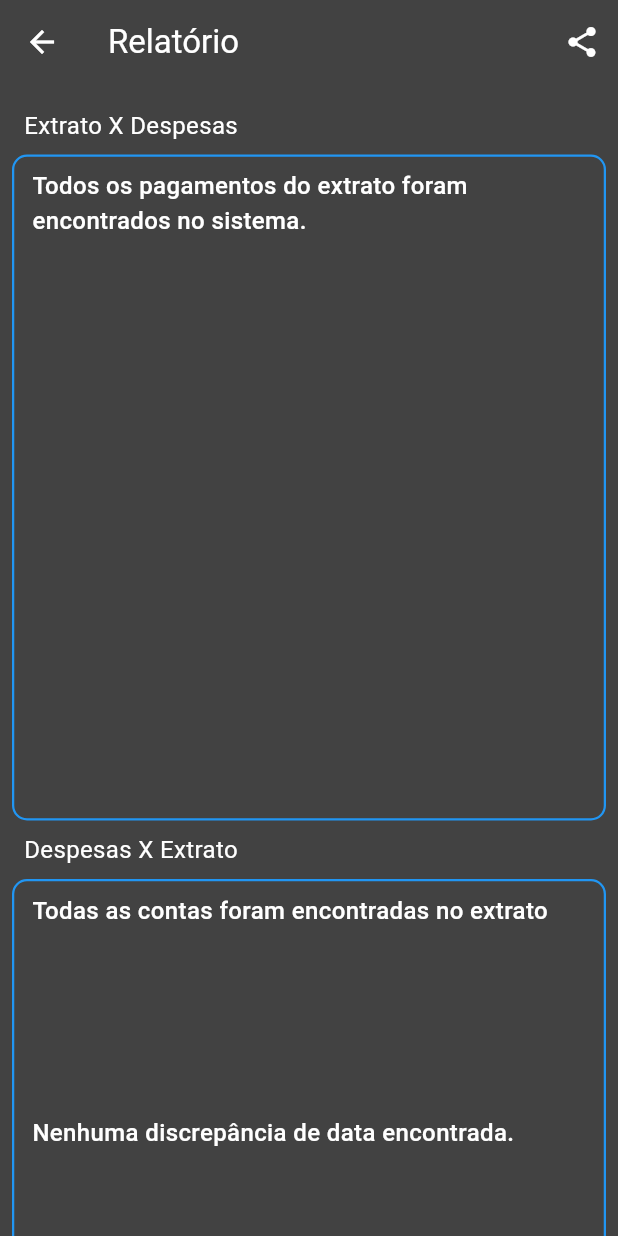
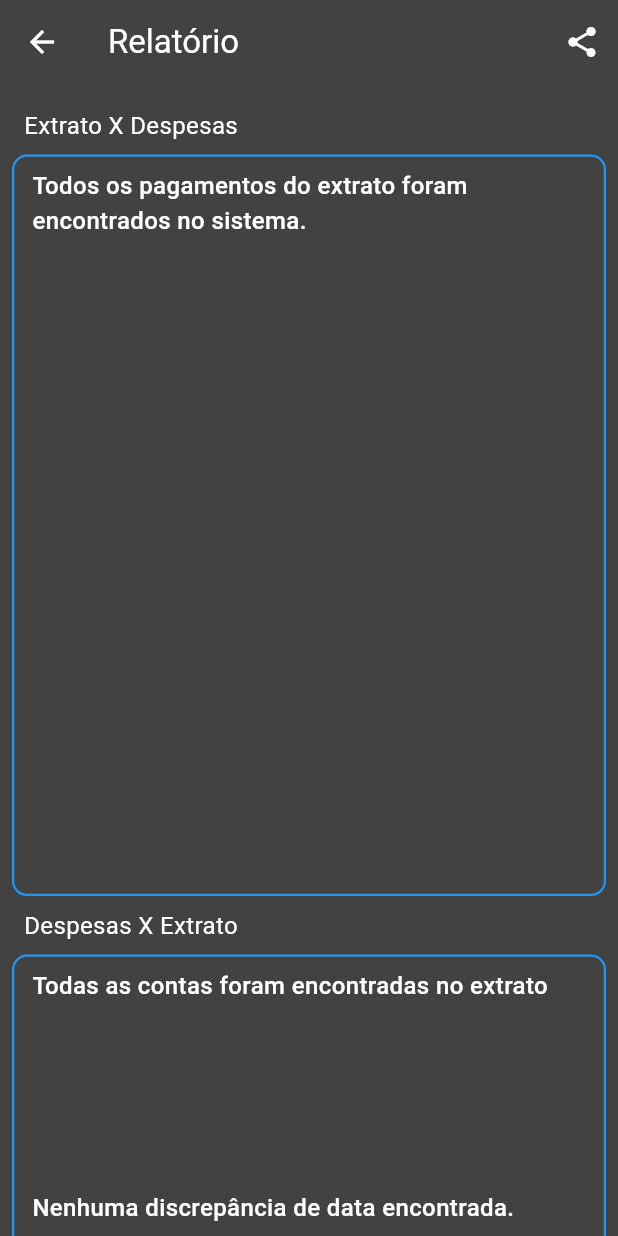
Before and after one commit to andrcfs/bank_check, a Flutter app: the Report screen opened directly with empty values, on a phone screen of 412 x 824 dp. Run offline on Flutter 3.47's test engine with Material 3 defaults, Android fonts, the phone set to English and light mode, and no system bars; our stand-ins replace file_picker, pdf, printing; missing offline and left inert: excel.

Commit message:
-screen size acessibility -pdf line height change

```diff
--- a/lib/src/widgets/pdf_view.dart
+++ b/lib/src/widgets/pdf_view.dart
@@ -159,7 +159,8 @@ pw.Widget contentTable(String dataTitle, Map<String, dynamic> result) {
       color: PdfColors.blue,
     ),
     headerHeight: 25,
-    cellHeight: 20,
+    cellHeight: 10,
+    cellPadding: const pw.EdgeInsets.symmetric(vertical: 1),
     cellAlignments: {
       0: pw.Alignment.centerLeft,
       1: pw.Alignment.centerLeft,
--- a/lib/src/widgets/report.dart
+++ b/lib/src/widgets/report.dart
@@ -3,6 +3,7 @@ import 'dart:ui';
 import 'package:bank_check/src/variables.dart';
 import 'package:bank_check/src/widgets/pdf_view.dart';
 import 'package:flutter/material.dart';
+import 'package:printing/printing.dart';
 
 class Report extends StatelessWidget {
   const Report({
@@ -25,23 +26,24 @@ class Report extends StatelessWidget {
                     .toString()
                     .replaceAll('.xlsx', '')
                     .replaceAll(' ', '');
-                print(name);
-                /* await Printing.sharePdf(
+
+                await Printing.sharePdf(
                     bytes: await generatePdf('Relatório', result),
-                    filename: 'relatorio-$name.pdf'); */
-                Navigator.of(context).push(
+                    filename: 'relatorio-$name.pdf');
+                /* Navigator.of(context).push(
                   MaterialPageRoute(
                     builder: (context) => PdfView(
                       result: result,
                     ),
                   ),
-                );
+                ); */
               }),
         ],
       ),
       body: SingleChildScrollView(
         child: Padding(
-          padding: const EdgeInsets.all(8.0),
+          padding: EdgeInsets.all(
+              MediaQuery.of(context).size.height > 570 ? 8.0 : 4),
           child: Column(
             children: [
               const Align(
@@ -58,10 +60,12 @@ class Report extends StatelessWidget {
                 ),
               ),
               Container(
-                height: MediaQuery.of(context).size.height - 380,
+                height: MediaQuery.of(context).size.height * 0.6,
                 width: MediaQuery.of(context).size.width - 16,
-                padding:
-                    const EdgeInsets.symmetric(vertical: 8.0, horizontal: 12.0),
+                padding: EdgeInsets.symmetric(
+                    vertical:
+                        MediaQuery.of(context).size.height > 570 ? 8.0 : 4,
+                    horizontal: 12.0),
                 decoration: BoxDecoration(
                   border: Border.all(
                     color: Colors.blue,
@@ -89,8 +93,10 @@ class Report extends StatelessWidget {
                           ),
                           textAlign: TextAlign.start,
                         ),
-                        const SizedBox(
-                          height: 8.0,
+                        SizedBox(
+                          height: MediaQuery.of(context).size.height > 570
+                              ? 8.0
+                              : 4,
                         ),
                         Row(
                           mainAxisAlignment: MainAxisAlignment.spaceBetween,
@@ -103,11 +109,13 @@ class Report extends StatelessWidget {
                                     ]
                                   : [],
                         ),
-                        const SizedBox(
-                          height: 4.0,
+                        SizedBox(
+                          height: MediaQuery.of(context).size.height > 570
+                              ? 4.0
+                              : 2,
                         ),
                         SizedBox(
-                          height: MediaQuery.of(context).size.height - 518,
+                          height: MediaQuery.of(context).size.height * 0.39,
                           width: MediaQuery.of(context).size.width,
                           child: ListView.builder(
                             restorationId: 'missingPayments',
@@ -147,8 +155,10 @@ class Report extends StatelessWidget {
                             },
                           ),
                         ),
-                        const SizedBox(
-                          height: 4.0,
+                        SizedBox(
+                          height: MediaQuery.of(context).size.height > 570
+                              ? 4.0
+                              : 2,
                         ),
                         Align(
                           alignment: Alignment.centerRight,
@@ -165,8 +175,10 @@ class Report extends StatelessWidget {
                             ),
                           ),
                         ),
-                        const SizedBox(
-                          height: 8.0,
+                        SizedBox(
+                          height: MediaQuery.of(context).size.height > 570
+                              ? 8.0
+                              : 4,
                         ),
                       ],
                     ),
@@ -187,7 +199,7 @@ class Report extends StatelessWidget {
                 ),
               ),
               Container(
-                height: MediaQuery.of(context).size.height / 2,
+                height: MediaQuery.of(context).size.height * 0.6,
                 width: MediaQuery.of(context).size.width - 16,
                 padding:
                     const EdgeInsets.symmetric(vertical: 8.0, horizontal: 12.0),
@@ -217,8 +229,10 @@ class Report extends StatelessWidget {
                           ),
                           textAlign: TextAlign.start,
                         ),
-                        const SizedBox(
-                          height: 8.0,
+                        SizedBox(
+                          height: MediaQuery.of(context).size.height > 570
+                              ? 8.0
+                              : 4,
                         ),
                         Row(
                           mainAxisAlignment: MainAxisAlignment.spaceBetween,
@@ -230,8 +244,10 @@ class Report extends StatelessWidget {
                                 ]
                               : [],
                         ),
-                        const SizedBox(
-                          height: 4.0,
+                        SizedBox(
+                          height: MediaQuery.of(context).size.height > 570
+                              ? 4.0
+                              : 2,
                         ),
                         SizedBox(
                           height: clampDouble(
@@ -239,7 +255,7 @@ class Report extends StatelessWidget {
                                       .toDouble() *
                                   40,
                               50.0,
-                              MediaQuery.of(context).size.height - 490),
+                              MediaQuery.of(context).size.height * 0.3),
                           width: MediaQuery.of(context).size.width,
                           child: ListView.builder(
                             restorationId: 'priceDiff',
@@ -283,8 +299,10 @@ class Report extends StatelessWidget {
                             },
                           ),
                         ),
-                        const SizedBox(
-                          height: 4.0,
+                        SizedBox(
+                          height: MediaQuery.of(context).size.height > 570
+                              ? 4.0
+                              : 2,
                         ),
                         Align(
                           alignment: Alignment.centerRight,
@@ -301,8 +319,10 @@ class Report extends StatelessWidget {
                             ),
                           ),
                         ),
-                        const SizedBox(
-                          height: 20.0,
+                        SizedBox(
+                          height: MediaQuery.of(context).size.height > 570
+                              ? 20.0
+                              : 10,
                         ),
                         Text(
                           result['dateDiff']!.values.first.isNotEmpty
@@ -316,8 +336,10 @@ class Report extends StatelessWidget {
                           ),
                           textAlign: TextAlign.start,
                         ),
-                        const SizedBox(
-                          height: 8.0,
+                        SizedBox(
+                          height: MediaQuery.of(context).size.height > 570
+                              ? 8.0
+                              : 4.0,
                         ),
                         Row(
                           mainAxisAlignment: MainAxisAlignment.spaceBetween,
@@ -329,8 +351,10 @@ class Report extends StatelessWidget {
                                 ]
                               : [],
                         ),
-                        const SizedBox(
-                          height: 4.0,
+                        SizedBox(
+                          height: MediaQuery.of(context).size.height > 570
+                              ? 4.0
+                              : 2,
                         ),
                         SizedBox(
                           height: result['dateDiff']!.values.first.isNotEmpty
@@ -379,8 +403,10 @@ class Report extends StatelessWidget {
                             },
                           ),
                         ),
-                        const SizedBox(
-                          height: 4.0,
+                        SizedBox(
+                          height: MediaQuery.of(context).size.height > 570
+                              ? 4.0
+                              : 2,
                         ),
                         Align(
                           alignment: Alignment.centerRight,
```
Also changed, not shown: lib/src/app.dart (+9 -3 lines), lib/src/home.dart (+53 -20 lines).
